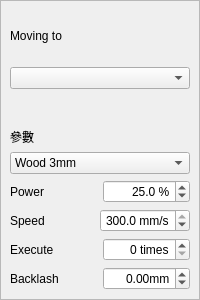
This is src/widgets/panels/layer-params-panel.ui in flux3dp/swiftray as Qt 5 draws it before an edit. The edited form follows.
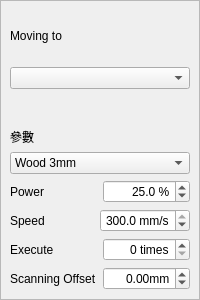
This is the edited form.

What changed in the file:
```diff
--- a/src/widgets/panels/layer-params-panel.ui
+++ b/src/widgets/panels/layer-params-panel.ui
@@ -69,7 +69,7 @@
        <rect>
         <x>0</x>
         <y>0</y>
-        <width>198</width>
+        <width>215</width>
         <height>298</height>
        </rect>
       </property>
@@ -240,7 +240,7 @@
          <item>
           <widget class="QLabel" name="label_3">
            <property name="text">
-            <string>Backlash</string>
+            <string>Scanning Offset</string>
            </property>
           </widget>
          </item>
```
